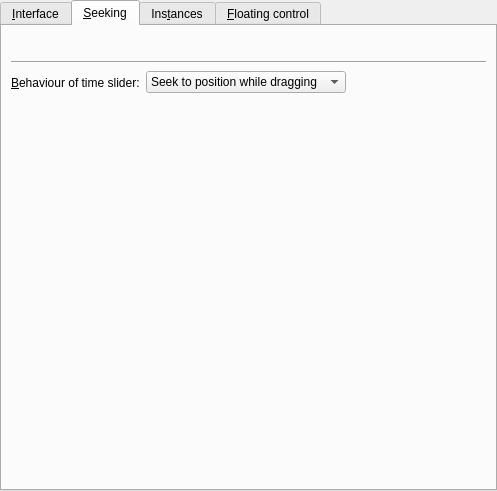
wilbert2000/wzplayer, file src/prefinterface.ui: the form before one commit.
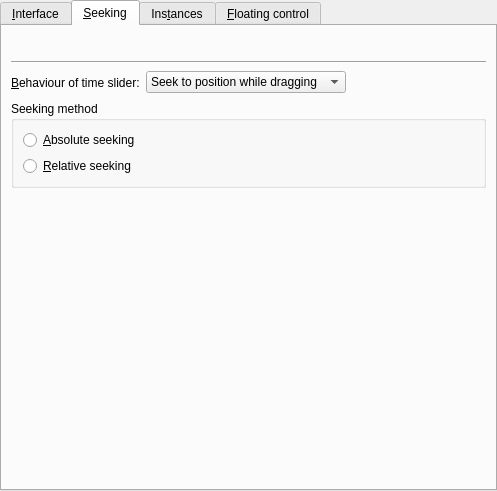
The form after the commit. The open tabs and pages were chosen to show the change. Custom widgets are drawn as their Qt base class.

Commit message: Added the possibility to select the seeking method (absolute or relative) in Preferences -> Interface.

The edit to the form file:
```diff
--- a/src/prefinterface.ui
+++ b/src/prefinterface.ui
@@ -464,37 +464,6 @@
        <string>&amp;Seeking</string>
       </attribute>
       <layout class="QGridLayout" >
-       <property name="leftMargin" >
-        <number>9</number>
-       </property>
-       <property name="topMargin" >
-        <number>9</number>
-       </property>
-       <property name="rightMargin" >
-        <number>9</number>
-       </property>
-       <property name="bottomMargin" >
-        <number>9</number>
-       </property>
-       <property name="horizontalSpacing" >
-        <number>6</number>
-       </property>
-       <property name="verticalSpacing" >
-        <number>6</number>
-       </property>
-       <item row="3" column="1" >
-        <spacer>
-         <property name="orientation" >
-          <enum>Qt::Vertical</enum>
-         </property>
-         <property name="sizeHint" >
-          <size>
-           <width>20</width>
-           <height>40</height>
-          </size>
-         </property>
-        </spacer>
-       </item>
        <item row="0" column="0" >
         <layout class="QVBoxLayout" >
          <property name="spacing" >
@@ -614,6 +583,54 @@
          </item>
         </layout>
        </item>
+       <item row="3" column="0" colspan="2" >
+        <widget class="QGroupBox" name="seeking_method_group" >
+         <property name="title" >
+          <string>Seeking method</string>
+         </property>
+         <layout class="QVBoxLayout" >
+          <item>
+           <widget class="QRadioButton" name="absolute_seeking_button" >
+            <property name="sizePolicy" >
+             <sizepolicy vsizetype="Fixed" hsizetype="Expanding" >
+              <horstretch>0</horstretch>
+              <verstretch>0</verstretch>
+             </sizepolicy>
+            </property>
+            <property name="text" >
+             <string>&amp;Absolute seeking</string>
+            </property>
+           </widget>
+          </item>
+          <item>
+           <widget class="QRadioButton" name="relative_seeking_button" >
+            <property name="sizePolicy" >
+             <sizepolicy vsizetype="Fixed" hsizetype="Expanding" >
+              <horstretch>0</horstretch>
+              <verstretch>0</verstretch>
+             </sizepolicy>
+            </property>
+            <property name="text" >
+             <string>&amp;Relative seeking</string>
+            </property>
+           </widget>
+          </item>
+         </layout>
+        </widget>
+       </item>
+       <item row="4" column="0" colspan="2" >
+        <spacer>
+         <property name="orientation" >
+          <enum>Qt::Vertical</enum>
+         </property>
+         <property name="sizeHint" >
+          <size>
+           <width>20</width>
+           <height>40</height>
+          </size>
+         </property>
+        </spacer>
+       </item>
       </layout>
      </widget>
      <widget class="QWidget" name="tab_2" >
```
The commit also changes 3 other files.
